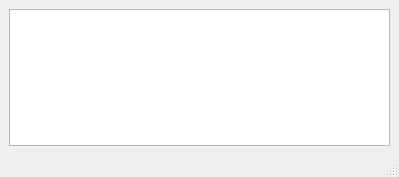
This is dataset_selector.ui in jowanpittevils/Databasemanager_Signalplotter as Qt 5 draws it before an edit. The edited form follows.
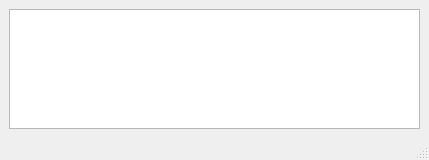
This is the edited form.

What changed in the file:
```diff
--- a/dataset_selector.ui
+++ b/dataset_selector.ui
@@ -6,8 +6,8 @@
    <rect>
     <x>0</x>
     <y>0</y>
-    <width>399</width>
-    <height>177</height>
+    <width>429</width>
+    <height>160</height>
    </rect>
   </property>
   <property name="windowTitle">
```
Left out of the diff: 4 changed lines with no effect on the pictures.
